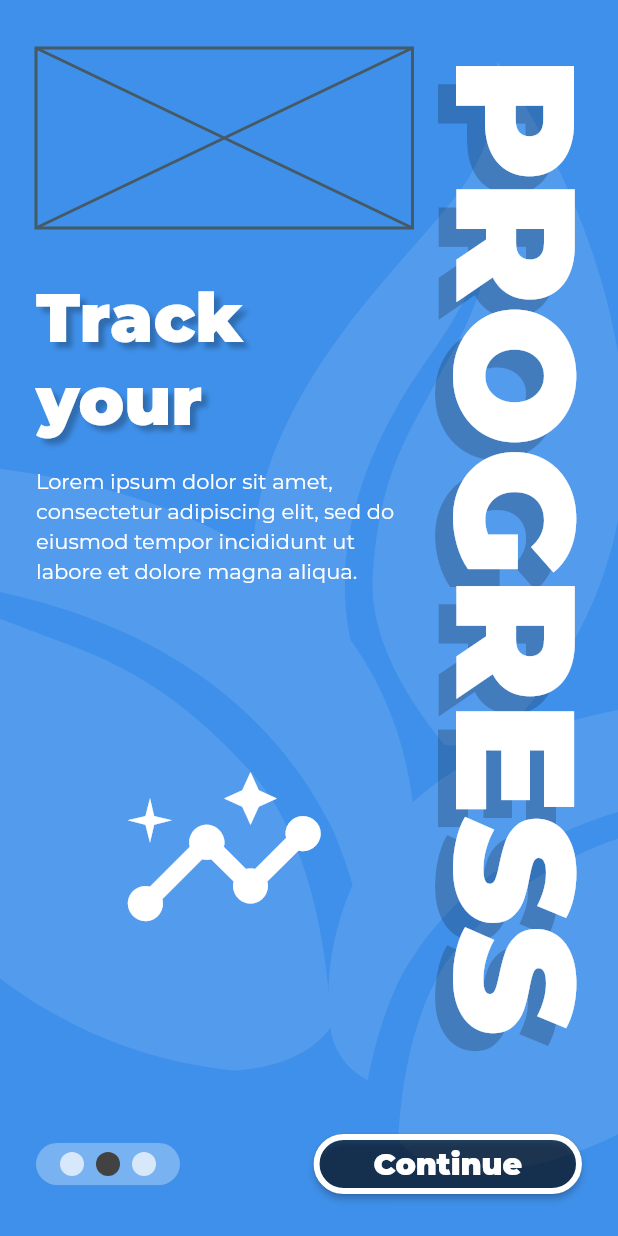
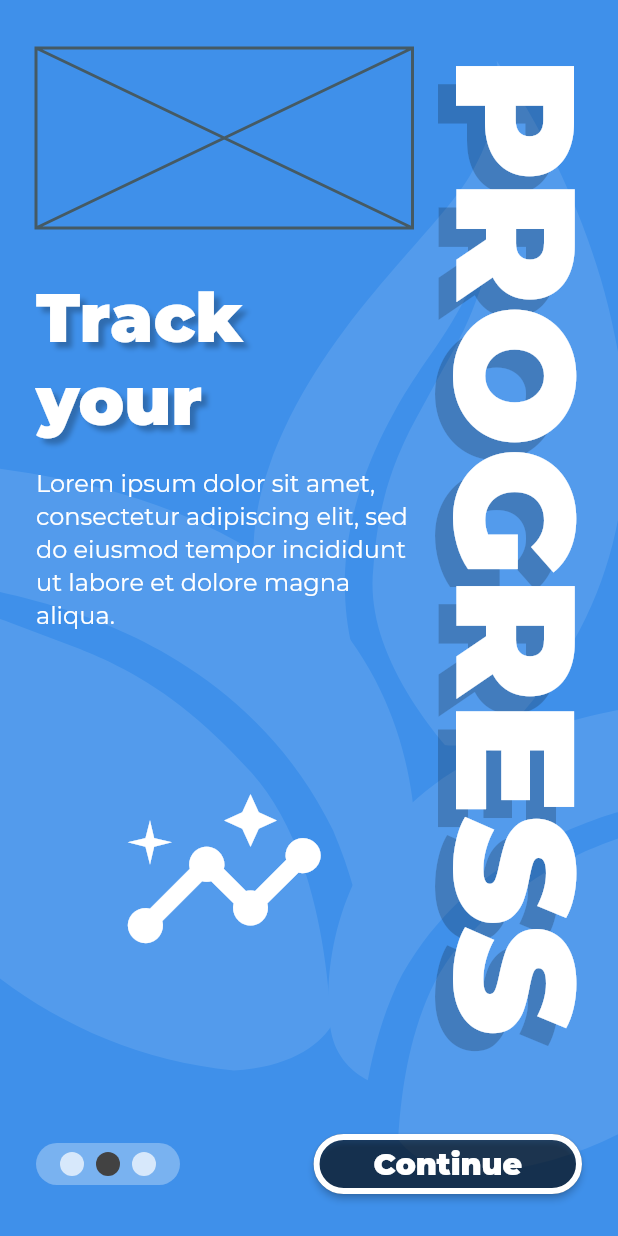
Before and after one commit to matthewyingtao/environ, a Flutter app: the screen it shows after launch, swiped to page 2, on a phone screen of 412 x 824 dp. Run offline on Flutter 3.47's test engine with Material 2 defaults, Android fonts, the phone set to English and light mode, and no system bars; drawn by our look-alikes of smooth_page_indicator; our stand-ins replace camera, cloud_firestore, firebase_auth, firebase_core, flutter_spinkit, flutter_svg and 2 more; missing offline and left inert: tflite; accounts and stored records are empty.

Commit message:
increase body font size from 14px to 16px

```diff
--- a/lib/shared/constants.dart
+++ b/lib/shared/constants.dart
@@ -59,6 +59,7 @@ ButtonStyle roundedButtonWhite = ButtonStyle(
 );
 
 ThemeData appTheme = ThemeData(
+  brightness: Brightness.dark,
   primaryColor: themeGreen,
   backgroundColor: themeGreen,
   fontFamily: "Montserrat",
@@ -102,6 +103,7 @@ ThemeData appTheme = ThemeData(
     ),
     bodyText2: TextStyle(
       color: Colors.white,
+      fontSize: 16.0,
       height: 1.4,
     ),
   ),
```
